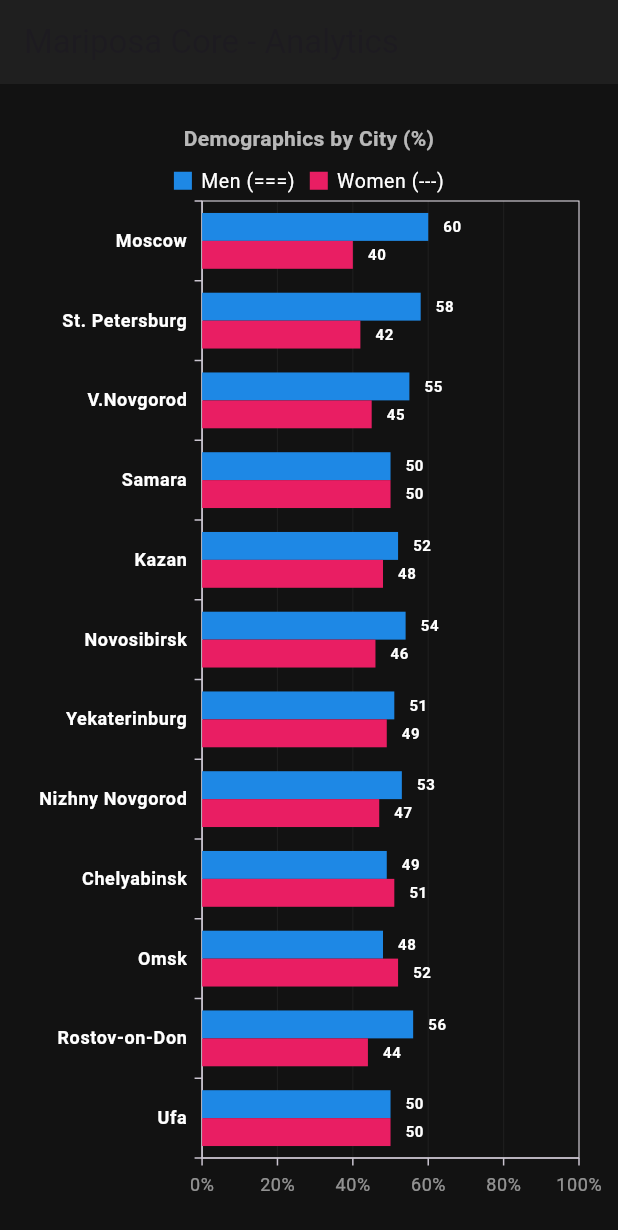
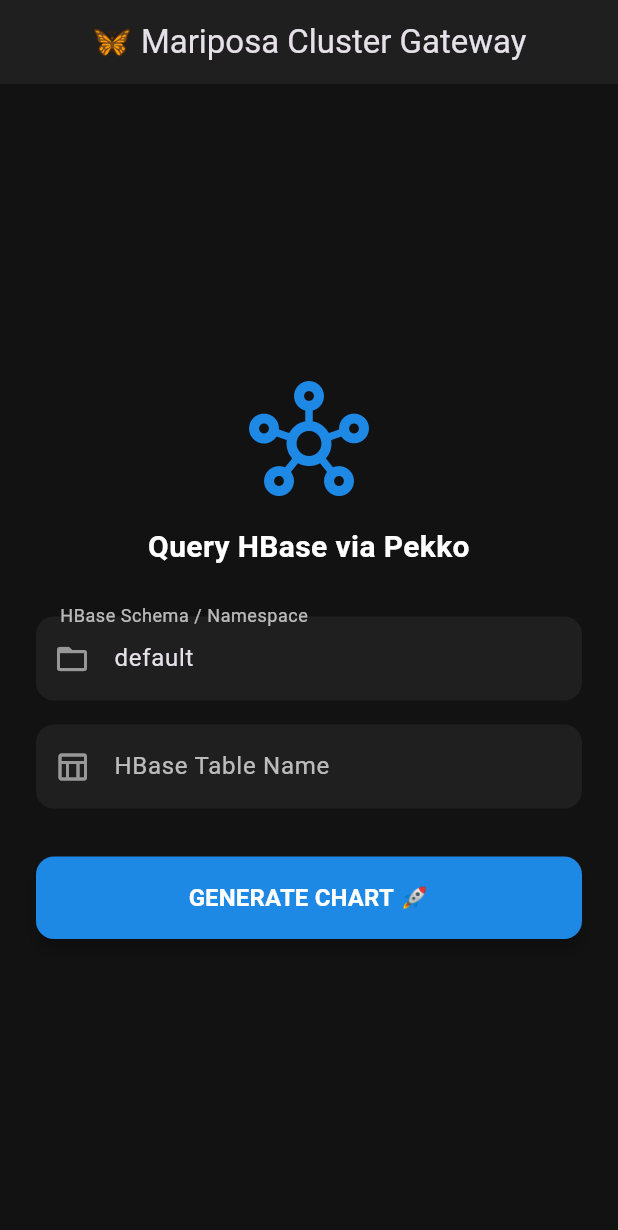
Before and after one commit to mitrakov/mariposa, a Flutter app: the screen it shows after launch, on a phone screen of 412 x 824 dp. Shown: the top 1230 px of the screen. Run offline on Flutter 3.47's test engine with Material 3 defaults, Android fonts, the phone set to English and light mode, and no system bars; our stand-ins replace syncfusion_flutter_charts.

Commit message:
Mariposa-Charts Flutter: make http request

```diff
--- /dev/null
+++ b/mariposa-charts/lib/api.dart
@@ -0,0 +1,35 @@
+import 'dart:convert';
+import 'package:http/http.dart' as http;
+import 'package:mariposa/dataframe.dart';
+
+class MariposaApiClient {
+  // 💡 Configura aquí la IP fija de tu Mini-PC maestra ($MASTER_HOST)
+  final String baseUrl;
+
+  MariposaApiClient({this.baseUrl = 'http://192.168.1.49:7012'});
+
+  /// Recupera los datos demográficos de HBase de forma asíncrona
+  Future<List<CityDemographics>> fetchDemographics(String namespace, String table) async {
+    // Construye la URL dinámica usando el formato de tu ruta en Pekko
+    final url = Uri.parse('$baseUrl/v1/hbase/$namespace/$table');
+
+    try {
+      final response = await http.get(url).timeout(const Duration(seconds: 10));
+
+      if (response.statusCode == 200) {
+        // 💡 parsear el arreglo puro JSON [{}, {}, {}]
+        final List<dynamic> decodedJson = jsonDecode(response.body);
+
+        // Mapear la colección dinámica hacia nuestra lista de objetos inmutables
+        return decodedJson
+            .map((item) => CityDemographics.fromJson(item as Map<String, dynamic>))
+            .toList();
+      } else {
+        throw Exception('Server error (${response.statusCode}): ${response.body}');
+      }
+    } catch (e) {
+      print('=== [MARIPOSA-CLIENT-ERROR] ===: $e');
+      rethrow;
+    }
+  }
+}
--- a/mariposa-charts/lib/chartdata.dart
+++ /dev/null
@@ -1,15 +0,0 @@
-class ChartData {
-  final String rowKey;
-  final double men;
-  final double women;
-
-  ChartData({required this.rowKey, required this.men, required this.women});
-
-  factory ChartData.fromJson(Map<String, dynamic> json) {
-    return ChartData(
-      rowKey: json['rowKey'],
-      men: (json['men'] as num).toDouble(),
-      women: (json['women'] as num).toDouble(),
-    );
-  }
-}
--- /dev/null
+++ b/mariposa-charts/lib/dataframe.dart
@@ -0,0 +1,22 @@
+// 💡 Estructura fuertemente tipada para alimentar las BarSeries de Syncfusion
+class CityDemographics {
+  final String city;
+  final double men;
+  final double women;
+
+  const CityDemographics({
+    required this.city,
+    required this.men,
+    required this.women,
+  });
+
+  // 💡 Mapeo seguro del JSON dinámico de HBase [Seq[Map[String, String]]]
+  factory CityDemographics.fromJson(Map<String, dynamic> json) {
+    return CityDemographics(
+      // HBase devuelve strings, por lo que usamos num.tryParse para evitar crashes
+      city: json['key'] ?? 'Unknown',
+      men: double.tryParse(json['Men'] ?? '0') ?? 0.0,
+      women: double.tryParse(json['Women'] ?? '0') ?? 0.0,
+    );
+  }
+}
--- a/mariposa-charts/lib/main.dart
+++ b/mariposa-charts/lib/main.dart
@@ -1,73 +1,186 @@
-import 'dart:convert';
 import 'package:flutter/material.dart';
-import 'package:mariposa/barchart.dart';
-import 'package:mariposa/chartdata.dart';
-import 'package:mariposa/mariposapage2.dart';
-import 'package:mariposa/piechart.dart';
+import 'package:mariposa/api.dart';
+import 'package:mariposa/dataframe.dart';
+import 'package:mariposa/mariposachart.dart';
 
 void main() {
-  runApp(const MyApp());
+  runApp(const MariposaApp());
 }
 
-class MyApp extends StatelessWidget {
-  const MyApp({super.key});
+class MariposaApp extends StatelessWidget {
+  const MariposaApp({Key? key}) : super(key: key);
 
   @override
   Widget build(BuildContext context) {
     return MaterialApp(
       debugShowCheckedModeBanner: false,
-      home: const MariposaScrollableChart(),
+      title: 'Mariposa Ecosistema',
+      // 💡 Aplicar Modo Oscuro global de nivel corporativo
+      theme: ThemeData.dark().copyWith(
+        scaffoldBackgroundColor: const Color(0xFF121212),
+        inputDecorationTheme: InputDecorationTheme(
+          filled: true,
+          fillColor: const Color(0xFF1F1F1F),
+          border: OutlineInputBorder(
+            borderRadius: BorderRadius.circular(12),
+            borderSide: BorderSide.none,
+          ),
+          focusedBorder: OutlineInputBorder(
+            borderRadius: BorderRadius.circular(12),
+            borderSide: const BorderSide(color: Color(0xFF1E88E5), width: 2),
+          ),
+          labelStyle: const TextStyle(color: Colors.white70),
+        ),
+      ),
+      home: const ConnectionInputPage(),
     );
   }
 }
 
-class ChartScreen extends StatelessWidget {
-  const ChartScreen({super.key});
+class ConnectionInputPage extends StatefulWidget {
+  const ConnectionInputPage({Key? key}) : super(key: key);
 
-  // Simulated Apache Pekko JSON fetch
-  Future<List<ChartData>> fetchPekkoData() async {
-    await Future.delayed(const Duration(seconds: 1)); // Mock network lag
+  @override
+  State<ConnectionInputPage> createState() => _ConnectionInputPageState();
+}
 
-    const jsonString = '''
-    [
-      {"rowkey":"Moscow",         "Men": 60, "Women": 40},
-      {"rowkey":"St. Petersburg", "Men": 58, "Women": 42},
-      {"rowkey":"Novgorod",       "Men": 55, "Women": 45},
-      {"rowkey":"Samara",         "Men": 50, "Women": 50}
-    ]
-    ''';
+class _ConnectionInputPageState extends State<ConnectionInputPage> {
+  // Controladores de texto para capturar los parámetros de HBase
+  final TextEditingController _schemaController = TextEditingController(text: 'default');
+  final TextEditingController _tableController = TextEditingController();
+  final GlobalKey<FormState> _formKey = GlobalKey<FormState>();
 
-    final List<dynamic> decoded = jsonDecode(jsonString);
-    return decoded.map((item) => ChartData.fromJson(item)).toList();
+  // Instancia de tu cliente de red apuntando a tus Mini-PCs reales
+  final MariposaApiClient _apiClient = MariposaApiClient();
+
+  bool _isLoading = false;
+
+  /// Lanza la petición HTTP asíncrona hacia el backend de Pekko
+  void _fetchAndShowChart() async {
+    if (!_formKey.currentState!.validate()) return;
+
+    setState(() => _isLoading = true);
+
+    final schema = _schemaController.text.trim();
+    final table = _tableController.text.trim();
+
+    try {
+      // Interrogar a HBase de forma dinámica
+      List<CityDemographics> data = await _apiClient.fetchDemographics(schema, table);
+
+      setState(() => _isLoading = false);
+
+      if (data.isEmpty) {
+        _showSnackBar('La tabla especificada está vacía en HBase.');
+        return;
+      }
+
+      // 💡 Transición limpia hacia el componente visual de Syncfusion pasando los datos reales
+      Navigator.push(
+        context,
+        MaterialPageRoute(
+          builder: (context) => MariposaScrollableChart(data),
+        ),
+      );
+    } catch (e) {
+      setState(() => _isLoading = false);
+      _showSnackBar('Fallo de conexión contra el cluster: ${e.toString()}');
+    }
+  }
+
+  void _showSnackBar(String message) {
+    ScaffoldMessenger.of(context).showSnackBar(
+      SnackBar(
+        content: Text(message, style: const TextStyle(color: Colors.white)),
+        backgroundColor: const Color(0xFFE91E63), // Color Fucsia de alerta
+        behavior: SnackBarBehavior.floating,
+        shape: RoundedRectangleBorder(borderRadius: BorderRadius.circular(10)),
+      ),
+    );
   }
 
   @override
   Widget build(BuildContext context) {
     return Scaffold(
-      appBar: AppBar(title: const Text('Pekko Charts')),
-      body: FutureBuilder<List<ChartData>>(
-        future: fetchPekkoData(),
-        builder: (context, snapshot) {
-          if (snapshot.connectionState == ConnectionState.waiting) {
-            return const Center(child: CircularProgressIndicator());
-          }
-          if (snapshot.hasError || !snapshot.hasData) {
-            return const Center(child: Text('Error loading data'));
-          }
+      appBar: AppBar(
+        title: const Text('🦋 Mariposa Cluster Gateway'),
+        backgroundColor: const Color(0xFF1F1F1F),
+        elevation: 0,
+        centerTitle: true,
+      ),
+      body: Center(
+        child: SingleChildScrollView(
+          padding: const EdgeInsets.all(24.0),
+          child: Form(
+            key: _formKey,
+            child: Column(
+              mainAxisAlignment: MainAxisAlignment.center,
+              crossAxisAlignment: CrossAxisAlignment.stretch,
+              children: [
+                const Icon(Icons.hub_outlined, size: 80, color: Color(0xFF1E88E5)),
+                const SizedBox(height: 16),
+                const Text(
+                  'Query HBase via Pekko',
+                  textAlign: TextAlign.center,
+                  style: TextStyle(fontSize: 20, fontWeight: FontWeight.bold, color: Colors.white),
+                ),
+                const SizedBox(height: 32),
 
-          final data = snapshot.data!;
-          return Padding(
-            padding: const EdgeInsets.all(16.0),
-            child: ListView(
-              children: [
-                const Text('Pie Chart representation:', style: TextStyle(fontSize: 18, fontWeight: FontWeight.bold)),
-                const SizedBox(height: 10),
-                //BarChart(dataList: data),   // from fl_chart.dart
+                // 1. Campo para el Schema (Namespace)
+                TextFormField(
+                  controller: _schemaController,
+                  decoration: const InputDecoration(
+                    labelText: 'HBase Schema / Namespace',
+                    prefixIcon: Icon(Icons.folder_open, color: Colors.white54),
+                  ),
+                  validator: (value) => value!.isEmpty ? 'El schema es obligatorio' : null,
+                ),
+                const SizedBox(height: 16),
+
+                // 2. Campo para la Tabla
+                TextFormField(
+                  controller: _tableController,
+                  decoration: const InputDecoration(
+                    labelText: 'HBase Table Name',
+                    prefixIcon: Icon(Icons.table_chart_outlined, color: Colors.white54),
+                    hintText: 'ej: users o sensor_data',
+                  ),
+                  validator: (value) => value!.isEmpty ? 'El nombre de la tabla es obligatorio' : null,
+                ),
+                const SizedBox(height: 32),
+
+                // 3. Botón de Acción con indicador de carga integrado
+                ElevatedButton(
+                  onPressed: _isLoading ? null : _fetchAndShowChart,
+                  style: ElevatedButton.styleFrom(
+                    backgroundColor: const Color(0xFF1E88E5), // Azul institucional
+                    padding: const EdgeInsets.symmetric(vertical: 16),
+                    shape: RoundedRectangleBorder(borderRadius: BorderRadius.circular(12)),
+                    elevation: 4,
+                  ),
+                  child: _isLoading
+                      ? const SizedBox(
+                    height: 20,
+                    width: 20,
+                    child: CircularProgressIndicator(color: Colors.white, strokeWidth: 2),
+                  )
+                      : const Text(
+                    'GENERATE CHART 🚀',
+                    style: TextStyle(fontSize: 16, fontWeight: FontWeight.bold, color: Colors.white),
+                  ),
+                ),
               ],
             ),
-          );
-        },
+          ),
+        ),
       ),
     );
   }
+
+  @override
+  void dispose() {
+    _schemaController.dispose();
+    _tableController.dispose();
+    super.dispose();
+  }
 }
--- a/mariposa-charts/lib/mariposapage2.dart
+++ b/mariposa-charts/lib/mariposachart.dart
@@ -1,35 +1,14 @@
 import 'package:flutter/material.dart';
+import 'package:mariposa/dataframe.dart';
 import 'package:syncfusion_flutter_charts/charts.dart';
 
 class MariposaScrollableChart extends StatelessWidget {
-  const MariposaScrollableChart({Key? key}) : super(key: key);
+  final List<CityDemographics> chartData;
 
-  // 💡 JSON extendido con más ciudades para forzar el comportamiento de scroll
-  final List<Map<String, dynamic>> demographicData = const [
-    {"rowkey": "Moscow", "Men": 60.0, "Women": 40.0},
-    {"rowkey": "St. Petersburg", "Men": 58.0, "Women": 42.0},
-    {"rowkey": "V.Novgorod", "Men": 55.0, "Women": 45.0},
-    {"rowkey": "Samara", "Men": 50.0, "Women": 50.0},
-    {"rowkey": "Kazan", "Men": 52.0, "Women": 48.0},
-    {"rowkey": "Novosibirsk", "Men": 54.0, "Women": 46.0},
-    {"rowkey": "Yekaterinburg", "Men": 51.0, "Women": 49.0},
-    {"rowkey": "Nizhny Novgorod", "Men": 53.0, "Women": 47.0},
-    {"rowkey": "Chelyabinsk", "Men": 49.0, "Women": 51.0},
-    {"rowkey": "Omsk", "Men": 48.0, "Women": 52.0},
-    {"rowkey": "Rostov-on-Don", "Men": 56.0, "Women": 44.0},
-    {"rowkey": "Ufa", "Men": 50.0, "Women": 50.0},
-  ];
+  const MariposaScrollableChart(this.chartData);
 
   @override
   Widget build(BuildContext context) {
-    final List<_CityDemographics> chartData = demographicData.map((json) {
-      return _CityDemographics(
-        city: json["rowkey"] as String,
-        men: (json["Men"] as num).toDouble(),
-        women: (json["Women"] as num).toDouble(),
-      );
-    }).toList();
-
     return Scaffold(
       backgroundColor: const Color(0xFF121212),
       appBar: AppBar(
@@ -65,10 +44,11 @@ class MariposaScrollableChart extends StatelessWidget {
             majorGridLines: const MajorGridLines(width: 0),
 
             //initialVisibleMaximum: 5,
+            initialVisibleMaximum: chartData.length > 5 ? 5 : (chartData.length - 1).toDouble(),
             // 💡 MAGIA DEL SCROLL: Define cuántas ciudades se ven en pantalla al mismo tiempo
             // Al poner 4, la app mostrará las primeras 4 ciudades de forma perfecta y cómoda,
             // y las otras 8 quedarán ocultas en el scroll. ¡Ideal para la pantalla de un celular!
-            autoScrollingDelta: 8,
+            //autoScrollingDelta: 8,
             autoScrollingMode: AutoScrollingMode.start,
           ),
 
@@ -82,39 +62,32 @@ class MariposaScrollableChart extends StatelessWidget {
             majorGridLines: MajorGridLines(color: Colors.white.withOpacity(0.05)),
           ),
 
-          series: <CartesianSeries<_CityDemographics, String>>[
-            BarSeries<_CityDemographics, String>(
-              name: 'Men (===)',
+          series: <CartesianSeries<CityDemographics, String>>[
+            BarSeries<CityDemographics, String>(
+              name: 'Men',
               dataSource: chartData,
-              xValueMapper: (_CityDemographics data, _) => data.city,
-              yValueMapper: (_CityDemographics data, _) => data.men,
+              xValueMapper: (CityDemographics data, _) => data.city,
+              yValueMapper: (CityDemographics data, _) => data.men,
               color: const Color(0xFF1E88E5),
               dataLabelSettings: const DataLabelSettings(
                   isVisible: true,
                   textStyle: TextStyle(color: Colors.white, fontSize: 10, fontWeight: FontWeight.bold)
               ),
             ),
-            BarSeries<_CityDemographics, String>(
-              name: 'Women (---)',
+            BarSeries<CityDemographics, String>(
+              name: 'Women',
               dataSource: chartData,
-              xValueMapper: (_CityDemographics data, _) => data.city,
-              yValueMapper: (_CityDemographics data, _) => data.women,
+              xValueMapper: (CityDemographics data, _) => data.city,
+              yValueMapper: (CityDemographics data, _) => data.women,
               color: const Color(0xFFE91E63),
               dataLabelSettings: const DataLabelSettings(
                   isVisible: true,
                   textStyle: TextStyle(color: Colors.white, fontSize: 10, fontWeight: FontWeight.bold)
               ),
-            )
+            ),
           ],
         ),
       ),
     );
   }
 }
-
-class _CityDemographics {
-  final String city;
-  final double men;
-  final double women;
-  _CityDemographics({required this.city, required this.men, required this.women});
-}
--- a/mariposa-charts/pubspec.yaml
+++ b/mariposa-charts/pubspec.yaml
@@ -10,7 +10,7 @@ dependencies:
   flutter:
     sdk: flutter
   fl_chart: 1.2.0        # charts
-  syncfusion_flutter_charts: 34.1.33
+  syncfusion_flutter_charts: 34.1.33   # charts and diagrams
   http: 1.6.0            # http
 
 flutter:
```
Also changed, not shown: mariposa-charts/lib/barchart.dart (deleted, +0 -43 lines), mariposa-charts/lib/piechart.dart (deleted, +0 -35 lines), 2 other files.
